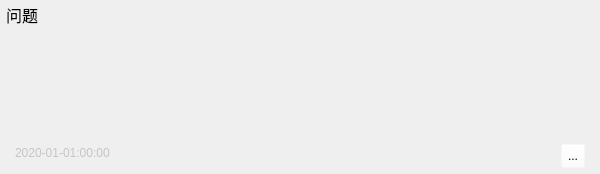
Qt form src/widgets/recordwidget.ui (fengersoft/myreflection) before a commit.
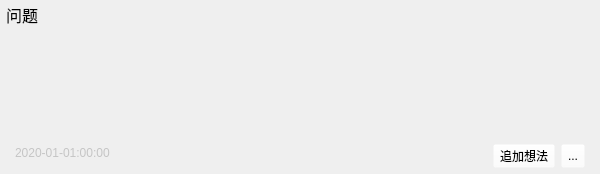
The same form after that commit. Icons and pictures are not drawn.

Commit message: 添加追加想法的功能

The edit to the form file:
```diff
--- a/src/widgets/recordwidget.ui
+++ b/src/widgets/recordwidget.ui
@@ -115,6 +115,26 @@
         </property>
        </spacer>
       </item>
+      <item>
+       <widget class="QToolButton" name="btnAdd">
+        <property name="minimumSize">
+         <size>
+          <width>0</width>
+          <height>24</height>
+         </size>
+        </property>
+        <property name="text">
+         <string>追加想法</string>
+        </property>
+        <property name="icon">
+         <iconset resource="../../app.qrc">
+          <normaloff>:/res/answer.png</normaloff>:/res/answer.png</iconset>
+        </property>
+        <property name="toolButtonStyle">
+         <enum>Qt::ToolButtonTextBesideIcon</enum>
+        </property>
+       </widget>
+      </item>
       <item>
        <widget class="QToolButton" name="btnEdit">
         <property name="minimumSize">
```
The commit also changes 7 other files.
